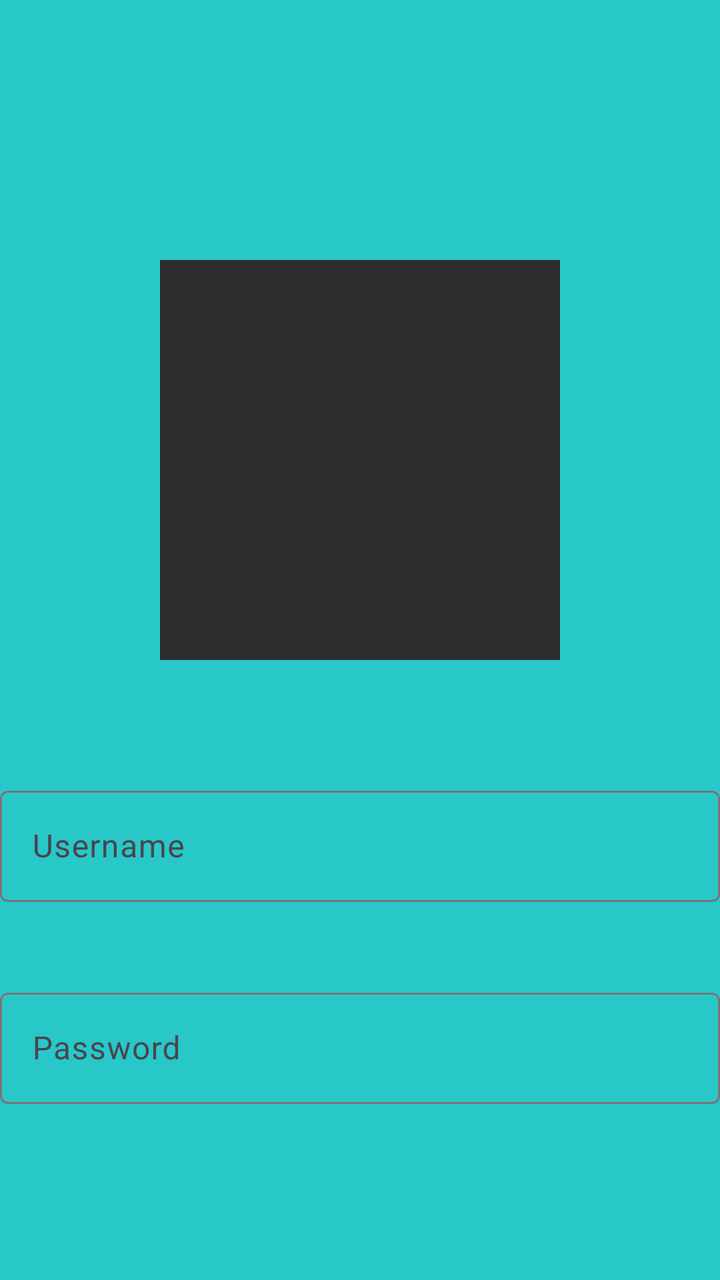
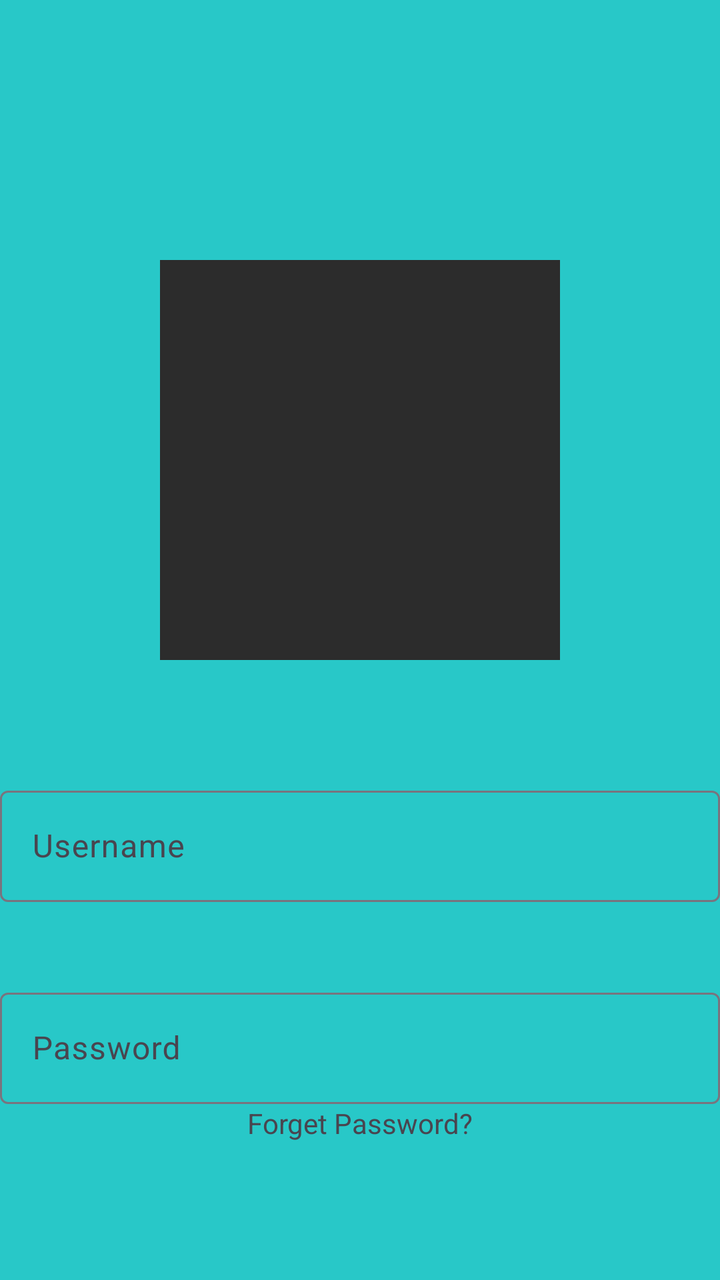

The first picture is an Android layout as it rendered before a commit; the second is the same layout after the commit. The layout source and the unified diff follow.
<!-- AndroidManifest.xml: application theme Theme.MyApp -->
<!-- res/layout/name_login_layout.xml -->
<?xml version="1.0" encoding="utf-8"?>
<LinearLayout xmlns:android="http://schemas.android.com/apk/res/android"
    xmlns:app="http://schemas.android.com/apk/res-auto"
    xmlns:tools="http://schemas.android.com/tools"
    android:id="@+id/main"
    android:layout_width="match_parent"
    android:layout_height="match_parent"
    android:background="#28C8C8"
    android:orientation="vertical"
    tools:context=".NameLoginActivity">

    <ImageView
        android:layout_width="200dp"
        android:layout_height="200dp"
        android:layout_gravity="center_horizontal"
        android:layout_marginTop="130dp"
        android:scaleType="centerCrop"
        android:src="#2c2c2c" />

    <com.google.android.material.textfield.TextInputLayout
        android:layout_width="match_parent"
        android:layout_height="wrap_content"
        android:layout_marginTop="60dp"
        android:hint="Username">

        <com.google.android.material.textfield.TextInputEditText
            android:layout_width="match_parent"
            android:layout_height="wrap_content"
            android:inputType="text"
            android:maxLength="50" />
    </com.google.android.material.textfield.TextInputLayout>

    <com.google.android.material.textfield.TextInputLayout
        android:layout_width="match_parent"
        android:layout_height="wrap_content"
        android:layout_marginTop="40dp"
        android:hint="Password">

        <com.google.android.material.textfield.TextInputEditText
            android:layout_width="match_parent"
            android:layout_height="wrap_content"
            android:inputType="textPassword"
            android:maxLength="50" />
    </com.google.android.material.textfield.TextInputLayout>


</LinearLayout>
<!-- resources referenced by this layout -->
<resources>
  <style name="Theme.MyApp" parent="Base.Theme.MyApp" />
  <style name="Base.Theme.MyApp" parent="Theme.Material3.DayNight.NoActionBar">
          
          
      </style>
</resources>

<!-- the commit's change to res/layout/name_login_layout.xml (unified diff, before → after) -->
@@ -43,5 +43,13 @@
             android:maxLength="50" />
     </com.google.android.material.textfield.TextInputLayout>
 
+    <TextView
+        android:layout_width="wrap_content"
+        android:layout_height="wrap_content"
+        android:text="Forget Password?"
+        android:layout_gravity="center"
+
+        />
+
 
 </LinearLayout>
